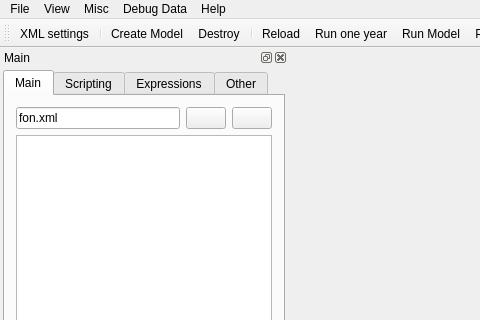
Before: the Qt Designer form src/iland/mainwindow.ui in edfm-tum/iland-model, drawn with Qt 5; both pictures show x 0 to 480 and y 0 to 320 of the 1030 by 741 pixel window.
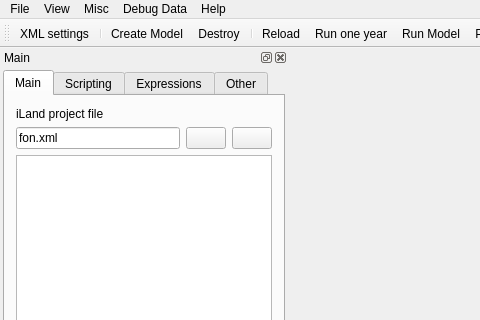
After: the same form once the commit is applied. The open tabs and pages were chosen to show the change. Icons and pictures are not drawn. Custom widgets are drawn as their Qt base class.

Patch:
```diff
--- a/src/iland/mainwindow.ui
+++ b/src/iland/mainwindow.ui
@@ -216,7 +216,14 @@
         <attribute name="title">
          <string>Main</string>
         </attribute>
-        <layout class="QVBoxLayout" name="verticalLayout" stretch="1,2,10">
+        <layout class="QVBoxLayout" name="verticalLayout" stretch="0,1,2,10">
+         <item>
+          <widget class="QLabel" name="label_10">
+           <property name="text">
+            <string>iLand project file</string>
+           </property>
+          </widget>
+         </item>
          <item>
           <layout class="QHBoxLayout" name="horizontalLayout">
            <item>
```
Left out of the diff: 4 changed lines with no effect on the pictures.
